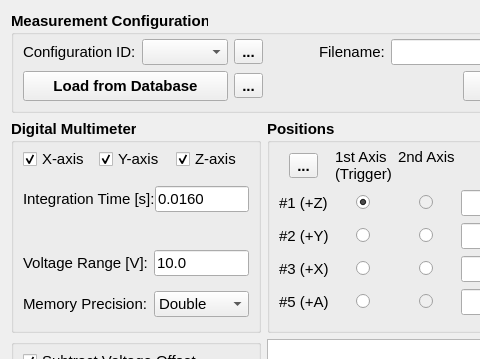
lnls-ima/hall-bench-control, file hallbench/gui/ui/measurementwidget.ui: the form before one commit; both pictures show x 0 to 480 and y 0 to 359 of the 1218 by 938 pixel window.
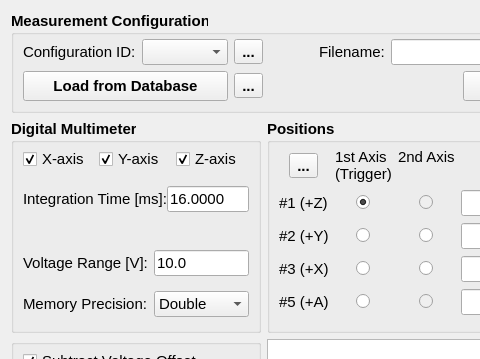
The form after the commit. Icons and pictures are not drawn. Custom widgets are drawn as their Qt base class.

Commit message: Change integration time to ms and remove voltage data interpolation

What changed in the file:
```diff
--- a/hallbench/gui/ui/measurementwidget.ui
+++ b/hallbench/gui/ui/measurementwidget.ui
@@ -522,7 +522,7 @@
            </font>
           </property>
           <property name="text">
-           <string>Integration Time [s]:</string>
+           <string>Integration Time [ms]:</string>
           </property>
          </widget>
         </item>
@@ -541,7 +541,7 @@
            </font>
           </property>
           <property name="text">
-           <string>0.0160</string>
+           <string>16.0000</string>
           </property>
          </widget>
         </item>
```
The commit also changes 4 other files.
